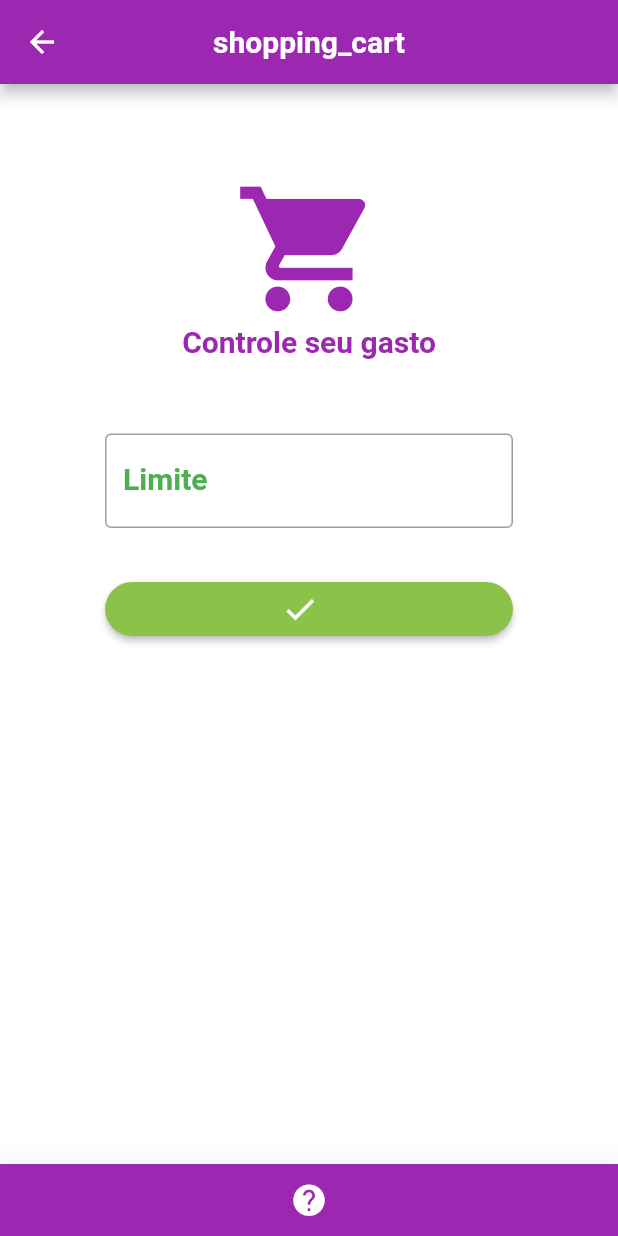
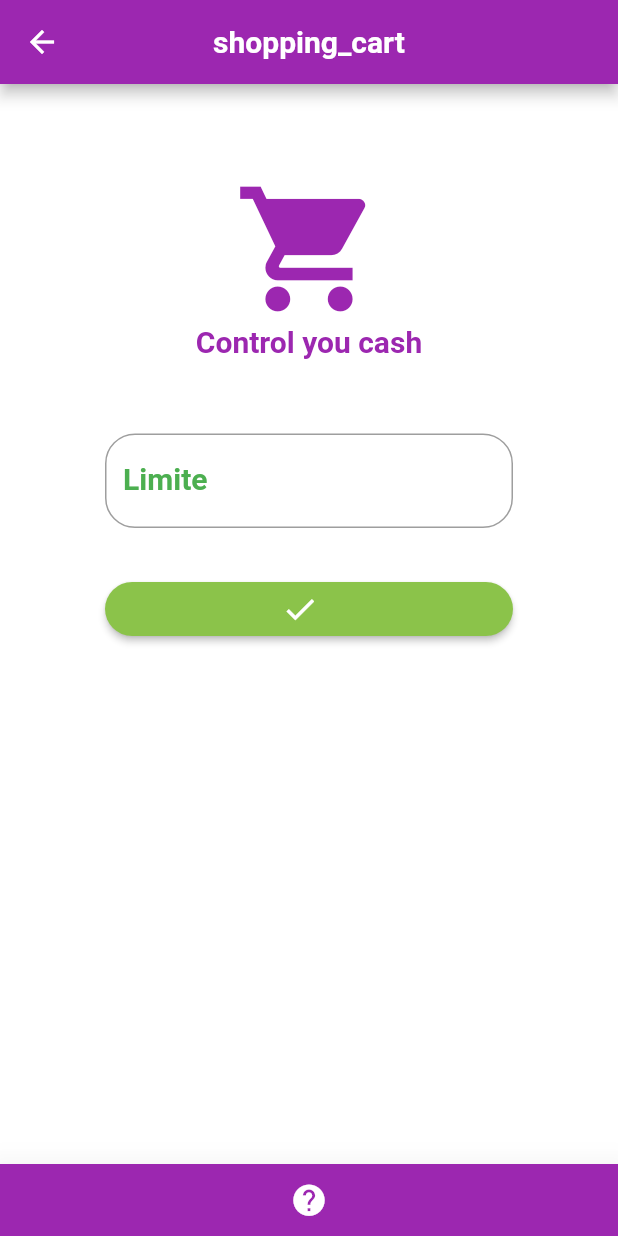
Before and after one commit to Fabricio-arjo/feira_facil, a Flutter app: the CarrinhoCompra screen opened directly with empty values, after a tap on the "arrow back ios" icon, on a phone screen of 412 x 824 dp. Run offline on Flutter 3.47's test engine with Material 2 defaults, Android fonts, the phone set to English and light mode, and no system bars; our stand-ins replace sqflite; missing offline and left inert: dart:ffi; accounts and stored records are empty.

```diff
--- a/lib/CarrinhoCompra.dart
+++ b/lib/CarrinhoCompra.dart
@@ -15,7 +15,6 @@ class CarrinhoCompra extends StatefulWidget {
 }
 
 class _CarrinhoCompraState extends State<CarrinhoCompra> {
-
   _CarrinhoCompraState(this.valor);
   double valor;
 
@@ -25,8 +24,6 @@ class _CarrinhoCompraState extends State<CarrinhoCompra> {
   var _db = ItemHelper();
 
   double _saldo;
-
-
 
   //Lista para recuperar itens
   List<Item> _itens = List<Item>();
@@ -114,10 +111,6 @@ class _CarrinhoCompraState extends State<CarrinhoCompra> {
 
  }*/
 
-
-
-
-
 // Parâmetro opcional se existir item é uma edição
   _exibirTelaCadastro({Item item}) {
     String textoSalvarAtualizar = "";
@@ -128,7 +121,6 @@ class _CarrinhoCompraState extends State<CarrinhoCompra> {
       _precoController.text = "";
       _qtdeController.text = "";
 
-
       textoSalvarAtualizar = "Salvar";
     } else {
       //Atualizando
@@ -136,7 +128,6 @@ class _CarrinhoCompraState extends State<CarrinhoCompra> {
       _nomeController.text = item.nome;
       _precoController.text = item.preco.toString();
       _qtdeController.text = item.qtde.toString();
-
 
       textoSalvarAtualizar = "Atualizar";
     }
@@ -207,8 +198,6 @@ class _CarrinhoCompraState extends State<CarrinhoCompra> {
   }
 
   _recuperarItens() async {
-
-
     List itensRecuperados = await _db.recuperarItens();
 
     //Guardar dentro do for na lista temporaria
@@ -228,28 +217,20 @@ class _CarrinhoCompraState extends State<CarrinhoCompra> {
     print("Lista itens: " + itensRecuperados.toString());
   }
 
-
-
-
-  _salvarAtualizarItem( {Item itemSelecionado}) async {
-
-
+  _salvarAtualizarItem({Item itemSelecionado}) async {
     String nome = _nomeController.text;
     double preco = double.parse(_precoController.text);
     int qtde = int.parse(_qtdeController.text);
     double total = preco * qtde;
     int status;
 
-
-
     if (itemSelecionado == null) {
       //Salvando
 
-
       //Objeto da classe item
-      Item item = Item(nome, preco, qtde, total, DateTime.now().toString(),status);
+      Item item =
+          Item(nome, preco, qtde, total, DateTime.now().toString(), status);
       int resultado = await _db.salvarItem(item);
-
     } else {
       //Atualizar
 
@@ -270,22 +251,18 @@ class _CarrinhoCompraState extends State<CarrinhoCompra> {
     _recuperarItens();
   }
 
-
-  _atualizaStatus(Item itemEscolhido, bool selecionado) async{
-
-     if(selecionado==true && itemEscolhido.status!=1){
+  _atualizaStatus(Item itemEscolhido, bool selecionado) async {
+    if (selecionado == true && itemEscolhido.status != 1) {
       itemEscolhido.status = 1;
 
-        print(itemEscolhido.nome +" -> "+ itemEscolhido.status.toString());
+      print(itemEscolhido.nome + " -> " + itemEscolhido.status.toString());
+    } else if (selecionado == false) {
+      itemEscolhido.status = 0;
 
-     }else if(selecionado==false){
-        itemEscolhido.status=0;
-
-        print(itemEscolhido.nome +" -> "+ itemEscolhido.status.toString());
+      print(itemEscolhido.nome + " -> " + itemEscolhido.status.toString());
     }
 
     int resultado = await _db.atualizarItem(itemEscolhido);
-
   }
 
   /*_salvarItem() async {
@@ -314,7 +291,6 @@ class _CarrinhoCompraState extends State<CarrinhoCompra> {
  }*/
 
   _formatarData(String data) {
-
     initializeDateFormatting("pt_BR");
 
     //Year -> y month-> M Day -> d
@@ -330,19 +306,15 @@ class _CarrinhoCompraState extends State<CarrinhoCompra> {
 
   @override
   void initState() {
-
     super.initState();
 
     _recuperarItens();
-
   }
 
   _removerItem(int id, double compra, bool operacao) async {
-
-      if(operacao == true){
+    if (operacao == true) {
       setState(() {
-            valor +=compra;
-
+        valor += compra;
       });
     }
     await _db.removerItem(id);
@@ -353,26 +325,24 @@ class _CarrinhoCompraState extends State<CarrinhoCompra> {
   //Atualiza o saldo após a adição de itens no carrinho
 
   _disponivel(double compra, bool operacao) {
-
     if ((compra != null) && (operacao == true)) {
       setState(() {
         valor -= compra;
       });
-          print("Subtração ->  Disponível: ${valor} - Compra: ${compra.toStringAsFixed(2)}");
-        }else if((compra != null) && (operacao == false)){
+      print(
+          "Subtração ->  Disponível: ${valor} - Compra: ${compra.toStringAsFixed(2)}");
+    } else if ((compra != null) && (operacao == false)) {
       setState(() {
         valor += compra;
       });
-          print("Adição -> Disponível: ${valor} - Compra: ${compra.toStringAsFixed(2)}");
-        }else {
+      print(
+          "Adição -> Disponível: ${valor} - Compra: ${compra.toStringAsFixed(2)}");
+    } else {
       valor = valor;
     }
   }
 
-
-
   _controleSaldo(double totalItem) {
-
     showDialog(
         context: context,
         builder: (BuildContext context) {
@@ -384,7 +354,7 @@ class _CarrinhoCompraState extends State<CarrinhoCompra> {
               textAlign: TextAlign.center,
             ),
             content: Text(
-              "Valor R\$${totalItem}0 ultrapassa o saldo disponível para compra.",
+              "Valor R\$ ${totalItem.toStringAsFixed(1)}0 ultrapassa o saldo disponível para compra.",
               style: TextStyle(
                 color: null,
                 fontSize: 15,
@@ -401,33 +371,36 @@ class _CarrinhoCompraState extends State<CarrinhoCompra> {
         });
   }
 
-  _resetLimit() async{
-      await _db.atualizaLimit();
+
+  _checkLenght() async {
+
+   List itens = await _db.recuperarItens();
+
+   //print("Length ${itens.length}");
+       return itens.length;
   }
-
 
 
   @override
   Widget build(BuildContext context) {
 
 
+
+
     return Scaffold(
-
       appBar: AppBar(
         backgroundColor: Colors.purple,
         leading: IconButton(
-            icon: Icon(Icons.arrow_back_ios,color: Colors.white,),
-
-               onPressed:(){
-                   _resetLimit();
+            icon: Icon(
+              Icons.arrow_back_ios,
+              color: Colors.white,
+            ),
+            onPressed: () async {
+              await _db.atualizaLimit();
               Navigator.pushReplacementNamed(context, "/");
-
-              }
-
-      ),
-
+            }),
         title: Text(
-          "Lista de Compras",
+          "Items",
           style: TextStyle(
             fontStyle: FontStyle.normal,
             fontWeight: FontWeight.bold,
@@ -442,7 +415,7 @@ class _CarrinhoCompraState extends State<CarrinhoCompra> {
             child: Text(
               "R\$ ${valor.toStringAsFixed(2)}",
               style: TextStyle(
-                  color: Colors.green,
+                  color: Colors.blue,
                   fontSize: 35,
                   fontStyle: FontStyle.italic,
                   fontWeight: FontWeight.bold),
@@ -450,65 +423,71 @@ class _CarrinhoCompraState extends State<CarrinhoCompra> {
           ),
           //Text("${widget.valor}",
 
+
+
           Expanded(
 
-            child: ListView.builder(
+              /*child: Center(
+                child: Text(
+              "Null",
+              textAlign: TextAlign.center,
+            )),*/
+
+
+            child: _itens.length != 0 ?
+
+            ListView.builder(
+
             itemCount: _itens.length,
             itemBuilder: (context, index) {
-
               //Recuperar item dentro do método recuperarItens
               final item = _itens[index];
 
               //item.selected !=item.selected;
 
-              if (item.status==1) {
-                   item.selected=true;
-
-              } else if(item.status == 0) {
-                    item.selected=false;
+              if (item.status == 1) {
+                item.selected = true;
+              } else if (item.status == 0) {
+                item.selected = false;
               }
 
               return Card(
 
                 color: Colors.grey[50],
                 elevation: 2.0,
-
                 key: Key(item.toString()),
-
                 child: ListTile(
-
                   leading: Checkbox(
-
                       activeColor: Colors.green,
-
                       value: item.selected,
-
-                      onChanged:(bool novoValor){
+                      onChanged: (bool novoValor) {
                         setState(() {
                           item.selected = novoValor;
-                            _atualizaStatus(item,item.selected);
+                          _atualizaStatus(item, item.selected);
                         });
 
-
                         if (valor < item.total) {
-                           _disponivel(0 , item.selected);
+                          item.status = 0;
+                          _disponivel(0, item.selected);
                           _controleSaldo(item.total);
                         } else {
-                         _disponivel(item.total , item.selected);
+                          _disponivel(item.total, item.selected);
                         }
-
-                      }
-                 ),
+                      }),
 
                   //leading: item.selected ? Icon(Icons.check_box) : Icon(Icons.check_box_outline_blank),
 
-                 title: item.status == 1 ?  Text(item.nome + " - "+ item.total.toStringAsFixed(2), style: TextStyle(color: Colors.green),): Text(item.nome + " - "+ item.total.toStringAsFixed(2)),
-
+                  title: item.status == 1
+                      ? Text(
+                          item.nome + " - " + item.total.toStringAsFixed(2),
+                          style: TextStyle(color: Colors.green),
+                        )
+                      : Text(item.nome + " - " + item.total.toStringAsFixed(2)),
 
                   //Exibir ações dentro do item de lista.
 
-                  trailing: Row(
-
+                  trailing: item.status != 1
+                      ? Row(
                           mainAxisSize: MainAxisSize.min,
                           children: <Widget>[
                             GestureDetector(
@@ -534,7 +513,8 @@ class _CarrinhoCompraState extends State<CarrinhoCompra> {
                                         actions: <Widget>[
                                           FlatButton(
                                             onPressed: () {
-                                        _removerItem(item.id , item.total, item.selected);
+                                              _removerItem(item.id, item.total,
+                                                  item.selected);
                                               Navigator.pop(context);
                                             },
                                             child: Icon(Icons.check),
@@ -557,14 +537,27 @@ class _CarrinhoCompraState extends State<CarrinhoCompra> {
                               ),
                             )
                           ],
+                        )
+                      : Icon(
+                          Icons.shopping_cart,
+                          color: Colors.green,
+                          size: 40,
                         ),
                 ),
+              );
+            },
+          )
 
+          :
 
-              );
+          Center(
+                child: Text(
+              "Lista vazia",
+              textAlign: TextAlign.center,
+            )
+          )
 
-            },
-          ))
+         )
         ],
       ),
       floatingActionButton: FloatingActionButton(
--- a/lib/main.dart
+++ b/lib/main.dart
@@ -109,7 +109,7 @@ void main(){ runApp(
                             ),
 
                            Center(
-                                  child: Text("Controle seu gasto",
+                                  child: Text("Control you cash",
                                     style: TextStyle(
                                         color: Colors.purple,
                                         fontWeight: FontWeight.bold,
@@ -147,10 +147,8 @@ void main(){ runApp(
                                     ),
 
                                   hintText: "Ex: 100.00",
-                                  border: new OutlineInputBorder(
-                                    borderSide: new BorderSide(color: Colors.green),
-
-                                  ),
+                                  border: OutlineInputBorder(
+                                          borderRadius: BorderRadius.circular(20)),
                                   prefixText: prefix,
                                   prefixStyle: TextStyle(
                                     color: Colors.green,
--- a/pubspec.yaml
+++ b/pubspec.yaml
@@ -14,7 +14,7 @@ description: A new Flutter project.
 version: 1.0.0+1
 
 environment:
-  sdk: ">=2.1.0 <3.0.0"
+  sdk: ">=2.2.0 <3.0.0"
 
 dependencies:
   flutter:
```
Lines whose indentation alone changed are shown as unchanged.
